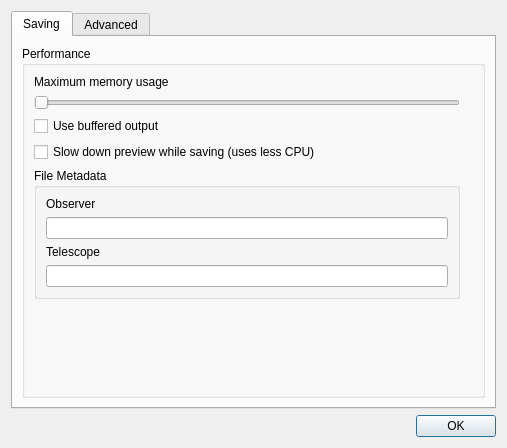
Above: src/configurationdialog.ui from GuLinux/PlanetaryImager before the change. Below: the same form after it.
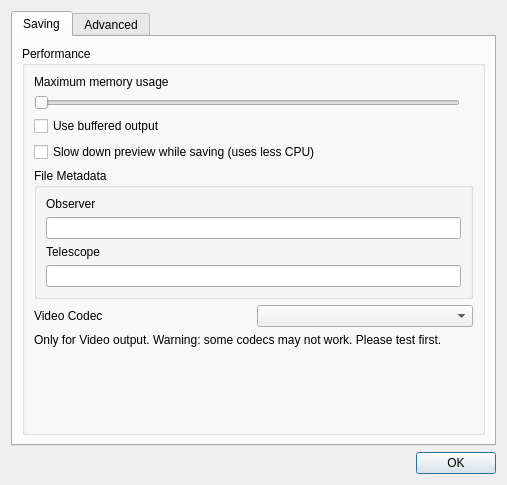
That is the form after the change. The open tabs and pages were chosen to show the change.

Commit message: allow to configure video codec

Patch:
```diff
--- a/src/configurationdialog.ui
+++ b/src/configurationdialog.ui
@@ -7,7 +7,7 @@
     <x>0</x>
     <y>0</y>
     <width>507</width>
-    <height>448</height>
+    <height>485</height>
    </rect>
   </property>
   <property name="windowTitle">
@@ -27,7 +27,7 @@
    <item row="1" column="0">
     <widget class="QTabWidget" name="configurationTab">
      <property name="currentIndex">
-      <number>1</number>
+      <number>0</number>
      </property>
      <widget class="QWidget" name="saving">
       <attribute name="title">
@@ -39,22 +39,17 @@
          <property name="title">
           <string>Performance</string>
          </property>
-         <layout class="QGridLayout" name="gridLayout">
-          <item row="1" column="1">
-           <widget class="QLabel" name="memory_limit_label">
-            <property name="text">
-             <string/>
-            </property>
-           </widget>
-          </item>
-          <item row="0" column="0">
+         <layout class="QVBoxLayout" name="verticalLayout">
+          <item>
            <widget class="QLabel" name="label">
             <property name="text">
              <string>Maximum memory usage</string>
             </property>
            </widget>
           </item>
-          <item row="1" column="0">
+          <item>
+           <layout class="QHBoxLayout" name="horizontalLayout">
+            <item>
            <widget class="QSlider" name="memory_limit">
             <property name="maximum">
              <number>999</number>
@@ -64,21 +59,30 @@
             </property>
            </widget>
           </item>
-          <item row="2" column="0">
+            <item>
+             <widget class="QLabel" name="memory_limit_label">
+              <property name="text">
+               <string/>
+              </property>
+             </widget>
+            </item>
+           </layout>
+          </item>
+          <item>
            <widget class="QCheckBox" name="buffered_file">
             <property name="text">
              <string>Use buffered output</string>
             </property>
            </widget>
           </item>
-          <item row="3" column="0">
+          <item>
            <widget class="QCheckBox" name="drop_view_fps_on_save">
             <property name="text">
              <string>Slow down preview while saving (uses less CPU)</string>
             </property>
            </widget>
           </item>
-          <item row="4" column="0">
+          <item>
            <widget class="QGroupBox" name="groupBox_2">
             <property name="title">
              <string>File Metadata</string>
@@ -115,7 +119,31 @@
             </layout>
            </widget>
           </item>
-          <item row="5" column="0">
+          <item>
+           <layout class="QHBoxLayout" name="horizontalLayout_2">
+            <item>
+             <widget class="QLabel" name="label_13">
+              <property name="text">
+               <string>Video Codec</string>
+              </property>
+             </widget>
+            </item>
+            <item>
+             <widget class="QComboBox" name="video_codec"/>
+            </item>
+           </layout>
+          </item>
+          <item>
+           <widget class="QLabel" name="label_14">
+            <property name="text">
+             <string>Only for Video output. Warning: some codecs may not work. Please test first.</string>
+            </property>
+            <property name="wordWrap">
+             <bool>true</bool>
+            </property>
+           </widget>
+          </item>
+          <item>
            <spacer name="verticalSpacer">
             <property name="orientation">
              <enum>Qt::Vertical</enum>
```
Lines whose indentation alone changed are shown as unchanged. The commit also changes 4 other files.
